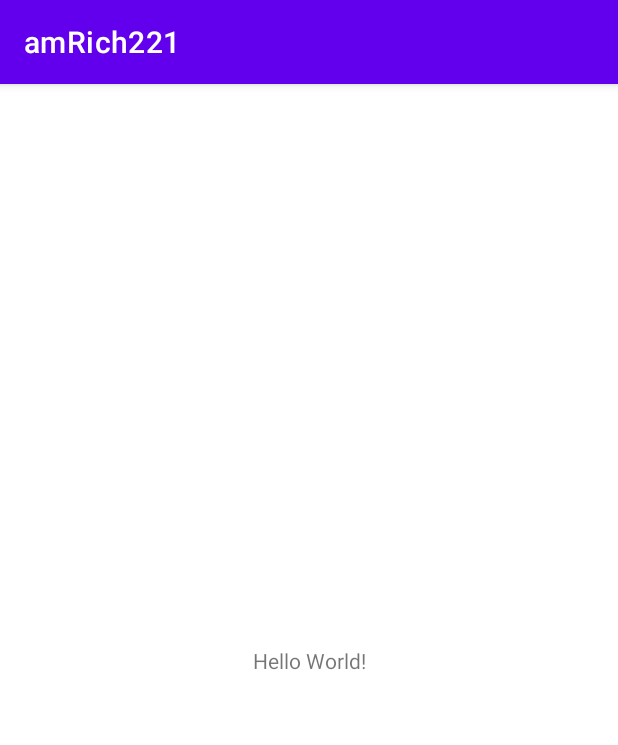
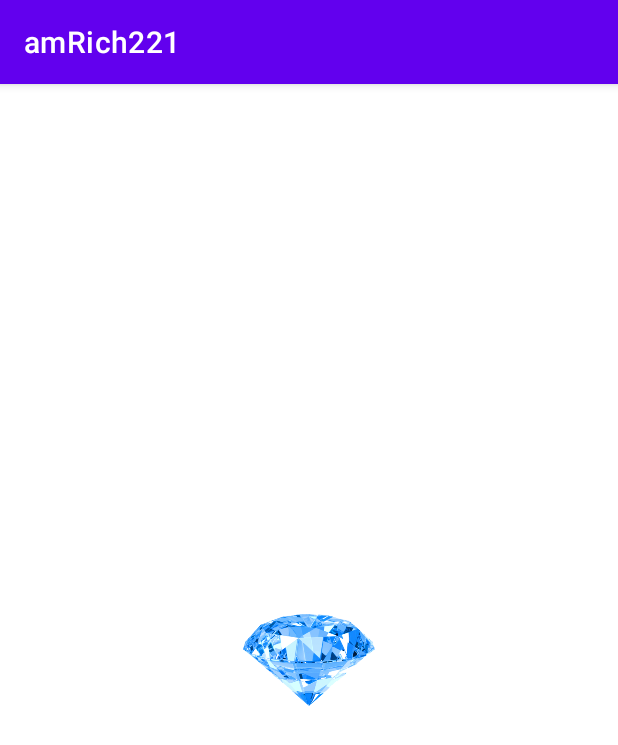
Before and after one commit to omi-72/CIT_Practice1, an Android app: the screen it shows after launch (MainActivity), on a phone screen of 412 x 824 dp. Shown: the top 745 px of the screen. Run offline under Robolectric (Android 15) with nearby library versions, the phone set to English and light mode, and no system bars.

Commit message:
constraint top to bottom

```diff
--- a/app/src/main/res/layout/activity_main.xml
+++ b/app/src/main/res/layout/activity_main.xml
@@ -6,13 +6,13 @@
     android:layout_height="match_parent"
     tools:context=".MainActivity">
 
-    <TextView
-        android:layout_width="wrap_content"
-        android:layout_height="wrap_content"
-        android:text="Hello World!"
-        app:layout_constraintBottom_toBottomOf="parent"
+    <ImageView
+        android:src="@drawable/diamond"
+        android:layout_width="100dp"
+        android:layout_height="100dp"
+        app:layout_constraintStart_toStartOf="parent"
         app:layout_constraintEnd_toEndOf="parent"
-        app:layout_constraintStart_toStartOf="parent"
-        app:layout_constraintTop_toTopOf="parent" />
+        app:layout_constraintTop_toTopOf="parent"
+        app:layout_constraintBottom_toBottomOf="parent"/>
 
 </androidx.constraintlayout.widget.ConstraintLayout>
```
Also changed, not shown: app/src/main/res/drawable/diamond.png (added).
